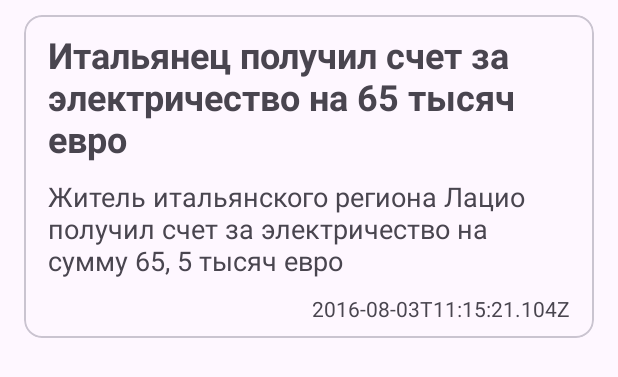
After one commit to grigoriymirosedi/SebbiaTest, an Android app: the layout news_annotation_item.xml on its own in the app's theme, with its tools: preview values and no code run, on a phone screen of 412 x 824 dp. The commit adds this screen. Shown: the top 377 px of the screen. Run offline under Robolectric (Android 15) with nearby library versions, the phone set to English and light mode, and no system bars; network calls fail.

Commit message:
added RecyclerView

```diff
--- a/app/src/main/java/com/example/sebbiatest/data/repository/NewsRepositoryImpl.kt
+++ b/app/src/main/java/com/example/sebbiatest/data/repository/NewsRepositoryImpl.kt
@@ -8,9 +8,10 @@ import com.example.sebbiatest.data.dto.NewsCategoryResponseDTO
 import com.example.sebbiatest.data.dto.NewsDetailsDTO
 import com.example.sebbiatest.domain.repository.NewsRepository
 import retrofit2.Response
+import javax.inject.Inject
 
-class NewsRepositoryImpl(
-    private val newsAPI: NewsAPI
+class NewsRepositoryImpl @Inject constructor(
+    val newsAPI: NewsAPI
 ): NewsRepository {
 
     override suspend fun getNewsCategory(): Response<NewsCategoryResponseDTO> {
--- a/app/src/main/java/com/example/sebbiatest/ui/viewmodels/NewsCategoryViewModelFactory.kt
+++ b/app/src/main/java/com/example/sebbiatest/ui/viewmodels/factories/NewsCategoryViewModelFactory.kt
@@ -1,8 +1,9 @@
-package com.example.sebbiatest.ui.viewmodels
+package com.example.sebbiatest.ui.viewmodels.factories
 
 import androidx.lifecycle.ViewModel
 import androidx.lifecycle.ViewModelProvider
 import com.example.sebbiatest.domain.repository.NewsRepository
+import com.example.sebbiatest.ui.viewmodels.NewsCategoryViewModel
 
 class NewsCategoryViewModelFactory(private val repository: NewsRepository): ViewModelProvider.Factory {
     @Suppress("UNCHECKED_CAST")
--- a/app/src/main/java/com/example/sebbiatest/ui/viewmodels/NewsViewModelFactory.kt
+++ b/app/src/main/java/com/example/sebbiatest/ui/viewmodels/factories/NewsViewModelFactory.kt
@@ -1,8 +1,9 @@
-package com.example.sebbiatest.ui.viewmodels
+package com.example.sebbiatest.ui.viewmodels.factories
 
 import androidx.lifecycle.ViewModel
 import androidx.lifecycle.ViewModelProvider
 import com.example.sebbiatest.domain.repository.NewsRepository
+import com.example.sebbiatest.ui.viewmodels.NewsAnnotationViewModel
 
 class NewsViewModelFactory(private val id: Int, private val newsRepository: NewsRepository): ViewModelProvider.Factory {
     override fun <T : ViewModel> create(modelClass: Class<T>): T {
--- /dev/null
+++ b/app/src/main/res/layout/news_annotation_item.xml
@@ -0,0 +1,50 @@
+<?xml version="1.0" encoding="utf-8"?>
+<FrameLayout xmlns:android="http://schemas.android.com/apk/res/android"
+    android:layout_width="match_parent"
+    android:layout_height="wrap_content"
+    android:layout_marginStart="16dp"
+    android:layout_marginTop="10dp"
+    android:layout_marginEnd="16dp">
+
+    <com.google.android.material.card.MaterialCardView
+        android:layout_width="match_parent"
+        android:layout_height="wrap_content">
+
+        <androidx.appcompat.widget.LinearLayoutCompat
+            android:layout_width="match_parent"
+            android:layout_height="match_parent"
+            android:layout_marginStart="16dp"
+            android:layout_marginEnd="16dp"
+            android:orientation="vertical">
+
+            <TextView
+                android:id="@+id/newsAnnotationItemTitleTV"
+                android:layout_width="wrap_content"
+                android:layout_height="wrap_content"
+                android:layout_marginTop="10dp"
+                android:text="Итальянец получил счет за электричество на 65 тысяч евро"
+                android:textSize="24sp"
+                android:textStyle="bold" />
+
+            <TextView
+                android:id="@+id/newsAnnotationItemShortDescriptionTV"
+                android:layout_width="wrap_content"
+                android:layout_height="wrap_content"
+                android:layout_marginTop="10dp"
+                android:text="Житель итальянского региона Лацио получил счет за электричество на сумму 65, 5 тысяч евро"
+                android:textSize="18sp" />
+
+            <TextView
+                android:id="@+id/newsAnnotationItemDateTV"
+                android:layout_width="wrap_content"
+                android:layout_height="wrap_content"
+                android:layout_gravity="bottom|end"
+                android:layout_marginTop="10dp"
+                android:layout_marginBottom="10dp"
+                android:text="2016-08-03T11:15:21.104Z" />
+
+        </androidx.appcompat.widget.LinearLayoutCompat>
+
+
+    </com.google.android.material.card.MaterialCardView>
+</FrameLayout>
```
Also changed, not shown: app/src/main/java/com/example/sebbiatest/ui/adapters/NewsAnnotationAdapter.kt (added, +36 -0 lines), app/src/main/java/com/example/sebbiatest/ui/fragments/NewsAnnotationFragment.kt (+22 -5 lines), app/src/main/java/com/example/sebbiatest/ui/fragments/NewsCategoryFragment.kt (+1 -6 lines), app/src/main/res/layout/fragment_news_annotation.xml (+21 -5 lines).
